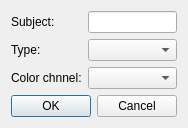
This is app/AstroCameraRemote/Sequencer_CreateNewDialog.ui in blackphil/AstroCameraRemote as Qt 5 draws it before an edit. The edited form follows.
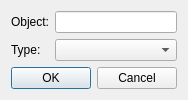
This is the edited form.

What changed in the file:
```diff
--- a/app/AstroCameraRemote/Sequencer_CreateNewDialog.ui
+++ b/app/AstroCameraRemote/Sequencer_CreateNewDialog.ui
@@ -7,7 +7,7 @@
     <x>0</x>
     <y>0</y>
     <width>174</width>
-    <height>125</height>
+    <height>99</height>
    </rect>
   </property>
   <property name="windowTitle">
@@ -17,7 +17,7 @@
    <item row="0" column="0">
     <widget class="QLabel" name="label">
      <property name="text">
-      <string>Subject:</string>
+      <string>Object:</string>
      </property>
     </widget>
    </item>
@@ -34,7 +34,7 @@
    <item row="1" column="1">
     <widget class="QComboBox" name="type"/>
    </item>
-   <item row="4" column="0" colspan="2">
+   <item row="3" column="0" colspan="2">
     <widget class="QDialogButtonBox" name="buttonBox">
      <property name="orientation">
       <enum>Qt::Horizontal</enum>
@@ -44,16 +44,6 @@
      </property>
     </widget>
    </item>
-   <item row="2" column="0">
-    <widget class="QLabel" name="label_3">
-     <property name="text">
-      <string>Color chnnel:</string>
-     </property>
-    </widget>
-   </item>
-   <item row="2" column="1">
-    <widget class="QComboBox" name="colorChannel"/>
-   </item>
   </layout>
  </widget>
  <resources/>
```
Left out of the diff: 2 changed lines with no effect on the pictures.
